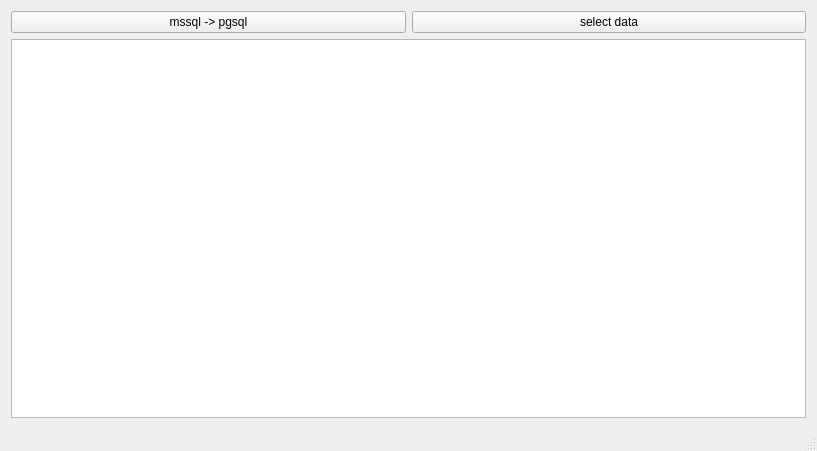
Above: src/demo/hybrid/main_window.ui from hkarel/DatabaseDemo before the change. Below: the same form after it.
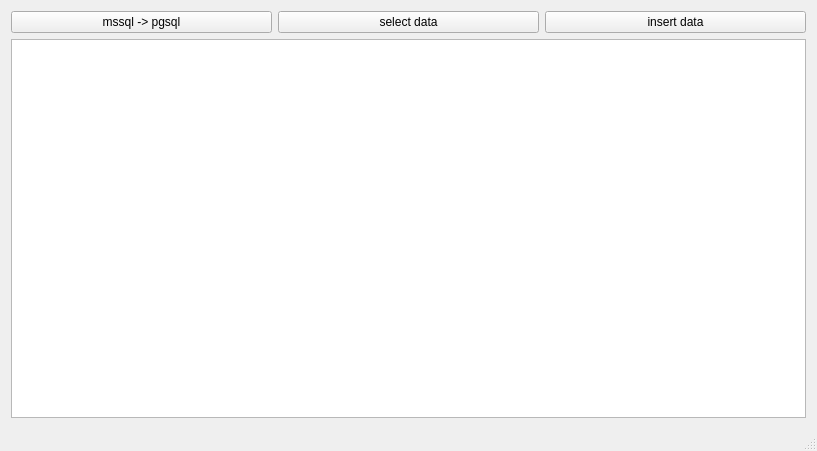
That is the form after the change.

Commit message: Добавлен пример для выборки/вставки данных с типом bool/bit

Patch:
```diff
--- a/src/demo/hybrid/main_window.ui
+++ b/src/demo/hybrid/main_window.ui
@@ -31,6 +31,13 @@
         </property>
        </widget>
       </item>
+      <item row="0" column="2">
+       <widget class="QPushButton" name="btnInsertData">
+        <property name="text">
+         <string>insert data</string>
+        </property>
+       </widget>
+      </item>
      </layout>
     </item>
     <item>
```
Left out of the diff: 2 changed lines with no effect on the pictures. The commit also changes 2 other files.
